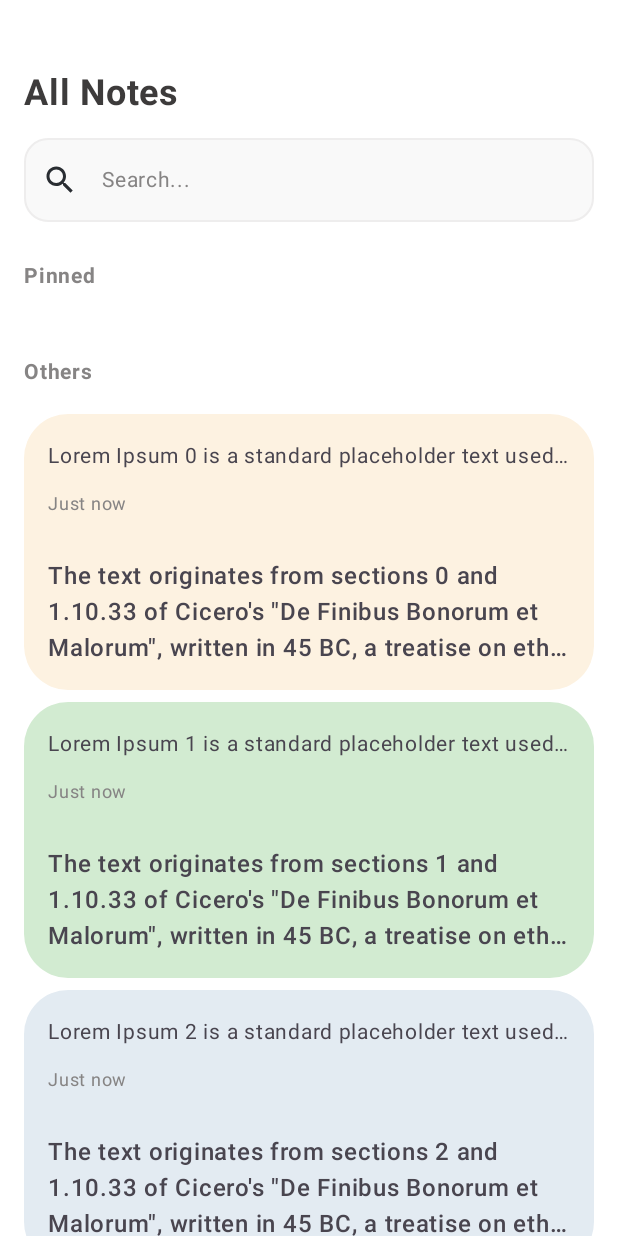
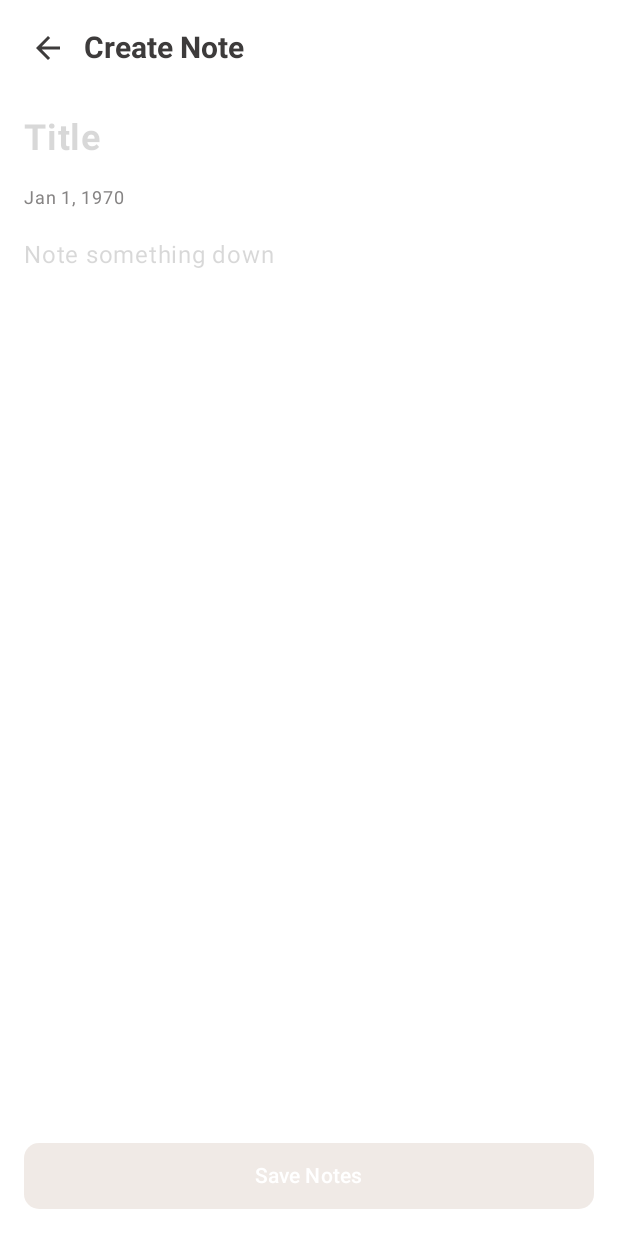
Before and after one commit to alifrn51/ModernNote, an Android app built with Jetpack Compose: the screen it shows after launch (MainActivity), on a phone screen of 412 x 824 dp. Run offline under Robolectric (Android 15) with nearby library versions, the phone set to English and light mode, and no system bars.

Commit message:
NotesScreen UI  CreateNoteViewModel  CreateNoteScreen  SideEffects

```diff
--- a/app/src/main/java/com/frn/modernnote/presentation/MainActivity.kt
+++ b/app/src/main/java/com/frn/modernnote/presentation/MainActivity.kt
@@ -4,14 +4,8 @@ import android.os.Bundle
 import androidx.activity.ComponentActivity
 import androidx.activity.compose.setContent
 import androidx.activity.enableEdgeToEdge
-import androidx.compose.foundation.layout.fillMaxSize
-import androidx.compose.foundation.layout.padding
-import androidx.compose.material3.Scaffold
-import androidx.compose.material3.Text
-import androidx.compose.runtime.Composable
-import androidx.compose.ui.Modifier
-import androidx.compose.ui.tooling.preview.Preview
-import com.frn.modernnote.presentation.screens.NoteScreen
+import com.frn.modernnote.presentation.screens.creation.CreationScreen
+import com.frn.modernnote.presentation.screens.notes.NoteScreen
 import com.frn.modernnote.presentation.ui.theme.ModernNoteTheme
 import kotlinx.coroutines.ExperimentalCoroutinesApi
 
@@ -22,11 +16,20 @@ class MainActivity : ComponentActivity() {
         enableEdgeToEdge()
         setContent {
             ModernNoteTheme {
-                Scaffold(modifier = Modifier.fillMaxSize()) { innerPadding ->
-                    NoteScreen(
-                        modifier = Modifier.padding(innerPadding)
-                    )
-                }
+               /* NoteScreen(
+                    onNoteClick = {note ->
+
+                    },
+                    onAddNoteClick = {
+
+                    }
+                )*/
+
+                CreationScreen(
+                    onFinished = {
+
+                    }
+                )
             }
         }
     }
--- /dev/null
+++ b/app/src/main/java/com/frn/modernnote/presentation/screens/creation/CreateNoteCommand.kt
@@ -0,0 +1,6 @@
+package com.frn.modernnote.presentation.screens.creation
+
+sealed interface CreateNoteCommand {
+    data class Save(val title: String, val content: String) : CreateNoteCommand
+    data object Back : CreateNoteCommand
+}
--- /dev/null
+++ b/app/src/main/java/com/frn/modernnote/presentation/screens/creation/CreateNoteState.kt
@@ -0,0 +1,9 @@
+package com.frn.modernnote.presentation.screens.creation
+
+sealed interface CreateNoteState {
+    data class Creation(
+        val isSaving: Boolean = false,
+    ) : CreateNoteState
+
+    data object Finished : CreateNoteState
+}
--- /dev/null
+++ b/app/src/main/java/com/frn/modernnote/presentation/screens/creation/CreationScreen.kt
@@ -0,0 +1,236 @@
+@file:OptIn(ExperimentalMaterial3Api::class)
+
+package com.frn.modernnote.presentation.screens.creation
+
+import androidx.compose.foundation.clickable
+import androidx.compose.foundation.layout.Column
+import androidx.compose.foundation.layout.PaddingValues
+import androidx.compose.foundation.layout.fillMaxSize
+import androidx.compose.foundation.layout.fillMaxWidth
+import androidx.compose.foundation.layout.padding
+import androidx.compose.foundation.shape.CircleShape
+import androidx.compose.foundation.shape.RoundedCornerShape
+import androidx.compose.foundation.text.input.TextFieldState
+import androidx.compose.foundation.text.input.rememberTextFieldState
+import androidx.compose.material.icons.Icons
+import androidx.compose.material.icons.automirrored.filled.ArrowBack
+import androidx.compose.material3.Button
+import androidx.compose.material3.ButtonDefaults
+import androidx.compose.material3.ExperimentalMaterial3Api
+import androidx.compose.material3.Icon
+import androidx.compose.material3.MaterialTheme
+import androidx.compose.material3.Scaffold
+import androidx.compose.material3.Text
+import androidx.compose.material3.TextButton
+import androidx.compose.material3.TextField
+import androidx.compose.material3.TextFieldDefaults
+import androidx.compose.material3.TopAppBar
+import androidx.compose.material3.TopAppBarDefaults
+import androidx.compose.runtime.Composable
+import androidx.compose.runtime.LaunchedEffect
+import androidx.compose.runtime.collectAsState
+import androidx.compose.runtime.getValue
+import androidx.compose.ui.Modifier
+import androidx.compose.ui.draw.clip
+import androidx.compose.ui.graphics.Color
+import androidx.compose.ui.text.TextStyle
+import androidx.compose.ui.text.font.FontWeight
+import androidx.compose.ui.tooling.preview.Preview
+import androidx.compose.ui.unit.dp
+import androidx.compose.ui.unit.sp
+import androidx.lifecycle.viewmodel.compose.viewModel
+import com.frn.modernnote.presentation.utils.DateFormatter
+
+@Composable
+fun CreationScreen(
+    modifier: Modifier = Modifier,
+    viewModel: CreationViewModel = viewModel(),
+    onFinished: () -> Unit
+) {
+
+    val state by viewModel.state.collectAsState()
+
+    when (val currentState = state) {
+        is CreateNoteState.Creation -> {
+            Creation(
+                modifier = modifier,
+                state = currentState,
+                viewModel = viewModel,
+            )
+        }
+
+        CreateNoteState.Finished -> {
+            LaunchedEffect(Unit) {
+                onFinished()
+            }
+        }
+    }
+
+}
+
+
+@Preview
+@Composable
+private fun CreationScreenPreview() {
+    CreationScreen(
+        onFinished = {
+
+        }
+    )
+}
+
+@Composable
+private fun Creation(
+    modifier: Modifier = Modifier,
+    state: CreateNoteState.Creation,
+    viewModel: CreationViewModel,
+) {
+    val titleState = rememberTextFieldState()
+    val contentState = rememberTextFieldState()
+
+    val isSaveEnabled = titleState.text.isNotBlank() && contentState.text.isNotBlank() && !state.isSaving
+
+    Scaffold(
+        modifier = modifier.fillMaxSize(),
+        topBar = {
+            TopAppBar(
+                title = {
+                    Text(
+                        text = "Create Note",
+                        fontSize = 20.sp,
+                        fontWeight = FontWeight.Bold,
+                    )
+                },
+                navigationIcon = {
+                    Icon(
+                        modifier = Modifier
+                            .padding(start = 16.dp, end = 8.dp)
+                            .clip(CircleShape)
+                            .clickable {
+                                viewModel.processCommand(CreateNoteCommand.Back)
+                            },
+                        imageVector = Icons.AutoMirrored.Default.ArrowBack,
+                        contentDescription = "Back",
+                    )
+                },
+                colors = TopAppBarDefaults.topAppBarColors(
+                    containerColor = Color.Transparent,
+                    navigationIconContentColor = MaterialTheme.colorScheme.onBackground,
+                    titleContentColor = MaterialTheme.colorScheme.onBackground,
+                )
+            )
+        }
+    ) { innerPadding ->
+
+        Content(
+            modifier = Modifier.padding(innerPadding),
+            titleState = titleState,
+            contentState = contentState,
+            viewModel = viewModel,
+            isSaveEnabled = isSaveEnabled
+        )
+
+    }
+
+}
+
+@Composable
+private fun Content(
+    modifier: Modifier = Modifier,
+    titleState: TextFieldState = rememberTextFieldState(),
+    contentState: TextFieldState = rememberTextFieldState(),
+    viewModel: CreationViewModel,
+    isSaveEnabled : Boolean
+) {
+    Column(
+        modifier = modifier.fillMaxSize()
+            .padding(start = 16.dp, end = 16.dp, bottom = 16.dp)
+    ) {
+        TextField(
+            modifier = Modifier
+                .fillMaxWidth(),
+            state = titleState,
+            contentPadding = PaddingValues(horizontal = 0.dp, vertical = 14.dp),
+            colors = TextFieldDefaults.colors(
+                focusedContainerColor = Color.Transparent,
+                unfocusedContainerColor = Color.Transparent,
+                focusedIndicatorColor = Color.Transparent,
+                unfocusedIndicatorColor = Color.Transparent,
+                focusedPlaceholderColor = MaterialTheme.colorScheme.onBackground.copy(alpha = 0.2f),
+                unfocusedPlaceholderColor = MaterialTheme.colorScheme.onBackground.copy(alpha = 0.2f),
+                focusedTextColor = MaterialTheme.colorScheme.onBackground,
+            ),
+            textStyle = TextStyle(
+                fontSize = 24.sp,
+                fontWeight = FontWeight.Bold,
+            ),
+            placeholder = {
+                Text(
+                    text = "Title",
+                    fontSize = 24.sp,
+                    fontWeight = FontWeight.Bold,
+                )
+            }
+        )
+
+        Text(
+            text = DateFormatter.currentDateTime(),
+            fontSize = 12.sp,
+            color = MaterialTheme.colorScheme.onSurface,
+        )
+
+        TextField(
+            modifier = Modifier
+                .fillMaxWidth()
+                .weight(1f),
+            state = contentState,
+            contentPadding = PaddingValues(horizontal = 0.dp, vertical = 14.dp),
+            colors = TextFieldDefaults.colors(
+                focusedContainerColor = Color.Transparent,
+                unfocusedContainerColor = Color.Transparent,
+                focusedIndicatorColor = Color.Transparent,
+                unfocusedIndicatorColor = Color.Transparent,
+                focusedPlaceholderColor = MaterialTheme.colorScheme.onBackground.copy(alpha = 0.2f),
+                unfocusedPlaceholderColor = MaterialTheme.colorScheme.onBackground.copy(alpha = 0.2f),
+                focusedTextColor = MaterialTheme.colorScheme.onBackground,
+            ),
+            textStyle = TextStyle(
+                fontSize = 16.sp,
+            ),
+            placeholder = {
+                Text(
+                    text = "Note something down",
+                    fontSize = 16.sp,
+                )
+            }
+        )
+
+        Button(
+            modifier = Modifier.fillMaxWidth(),
+            shape = RoundedCornerShape(10.dp),
+            enabled = isSaveEnabled,
+            contentPadding = PaddingValues(vertical = 12.dp),
+            colors = ButtonDefaults.buttonColors(
+                containerColor = MaterialTheme.colorScheme.primary,
+                disabledContainerColor = MaterialTheme.colorScheme.primary.copy(alpha = 0.1f),
+                contentColor = MaterialTheme.colorScheme.onPrimary,
+                disabledContentColor = MaterialTheme.colorScheme.onPrimary,
+            ),
+            onClick = {
+                viewModel.processCommand(
+                    CreateNoteCommand.Save(
+                        title = titleState.text.toString(),
+                        content = contentState.text.toString(),
+                    )
+                )
+            }
+        ) {
+            Text(
+                text = "Save Notes",
+                fontSize = 14.sp,
+            )
+        }
+
+    }
+
+}
--- a/app/src/main/java/com/frn/modernnote/presentation/screens/NoteScreenState.kt
+++ b/app/src/main/java/com/frn/modernnote/presentation/screens/notes/NoteScreenState.kt
@@ -1,4 +1,4 @@
-package com.frn.modernnote.presentation.screens
+package com.frn.modernnote.presentation.screens.notes
 
 import com.frn.modernnote.domain.Note
 
--- a/app/src/main/java/com/frn/modernnote/presentation/screens/NoteViewModel.kt
+++ b/app/src/main/java/com/frn/modernnote/presentation/screens/notes/NoteViewModel.kt
@@ -1,13 +1,9 @@
-package com.frn.modernnote.presentation.screens
+package com.frn.modernnote.presentation.screens.notes
 
 import androidx.lifecycle.ViewModel
 import androidx.lifecycle.viewModelScope
 import com.frn.modernnote.data.TestNoteRepositoryImpl
-import com.frn.modernnote.domain.useCases.AddNoteUseCase
-import com.frn.modernnote.domain.useCases.DeleteNoteUseCase
-import com.frn.modernnote.domain.useCases.EditNoteUseCase
 import com.frn.modernnote.domain.useCases.GetAllNotesUseCase
-import com.frn.modernnote.domain.useCases.GetNoteUseCase
 import com.frn.modernnote.domain.useCases.SearchNotesUseCase
 import com.frn.modernnote.domain.useCases.SwitchPinnedStatusUseCase
 import kotlinx.coroutines.CoroutineScope
@@ -24,10 +20,6 @@ import kotlinx.coroutines.launch
 @ExperimentalCoroutinesApi
 class NoteViewModel : ViewModel() {
     private val noteRepository = TestNoteRepositoryImpl
-    val addNoteUseCase = AddNoteUseCase(noteRepository)
-    val deleteNoteUseCase = DeleteNoteUseCase(noteRepository)
-    val editNoteUseCase = EditNoteUseCase(noteRepository)
-    val getNoteUseCase = GetNoteUseCase(noteRepository)
     val getAllNotesUseCase = GetAllNotesUseCase(noteRepository)
     val searchNotesUseCase = SearchNotesUseCase(noteRepository)
     val switchPinnedStatusUseCase = SwitchPinnedStatusUseCase(noteRepository)
@@ -39,7 +31,6 @@ class NoteViewModel : ViewModel() {
     private val scope = CoroutineScope(Dispatchers.IO)
 
     init {
-        addSomeNotes()
         query.onEach { input -> _state.update { it.copy(query = input) } }
             .flatMapLatest { input ->
                 if (input.isBlank()) {
@@ -56,30 +47,9 @@ class NoteViewModel : ViewModel() {
             }.launchIn(scope)
     }
 
-    private fun addSomeNotes() {
-        viewModelScope.launch {
-            repeat(50) {
-                addNoteUseCase(
-                    content = "The text originates from sections $it and 1.10.33 of Cicero's \"De Finibus Bonorum et Malorum\", written in 45 BC, a treatise on ethics Wikipedia Wikipedia +1 .",
-                    title = "Lorem Ipsum $it is a standard placeholder text used in design and publishing to simulate real content without distracting from layout or typography."
-                )
-            }
-        }
-    }
-
     fun processCommand(command: NoteScreenCommand) {
         viewModelScope.launch {
             when (command) {
-                is NoteScreenCommand.DeleteNote -> {
-                    deleteNoteUseCase(command.noteId)
-                }
-
-                is NoteScreenCommand.EditNote -> {
-                    val note = getNoteUseCase(command.note.id)
-                    val title = note.title
-                    editNoteUseCase(command.note.copy(title = "$title Edited"))
-                }
-
                 is NoteScreenCommand.InputSearchQuery -> {
                     query.update { command.query }
                 }
--- a/app/src/main/java/com/frn/modernnote/presentation/utils/DateFormatter.kt
+++ b/app/src/main/java/com/frn/modernnote/presentation/utils/DateFormatter.kt
@@ -28,6 +28,10 @@ object DateFormatter {
 
     }
 
+    fun currentDateTime(): String {
+        return formatter.format(System.currentTimeMillis())
+    }
+
 }
 
 
```
Also changed, not shown: app/src/main/java/com/frn/modernnote/presentation/screens/NoteScreenCommand.kt (deleted, +0 -11 lines), app/src/main/java/com/frn/modernnote/presentation/screens/creation/CreationViewModel.kt (added, +49 -0 lines), app/src/main/java/com/frn/modernnote/presentation/screens/notes/NoteScreen.kt (renamed from app/src/main/java/com/frn/modernnote/presentation/screens/NoteScreen.kt, +73 -31 lines), app/src/main/java/com/frn/modernnote/presentation/screens/notes/NoteScreenCommand.kt (added, +7 -0 lines), app/src/main/res/drawable/ic_add_note.xml (added, +9 -0 lines).
